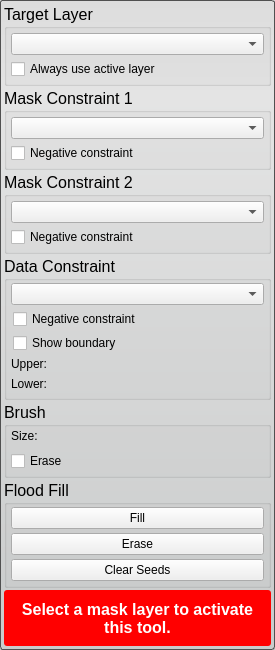
Old version of the form src/Interface/ToolInterface/PaintToolInterface.ui in the repository SCIInstitute/Seg3D.
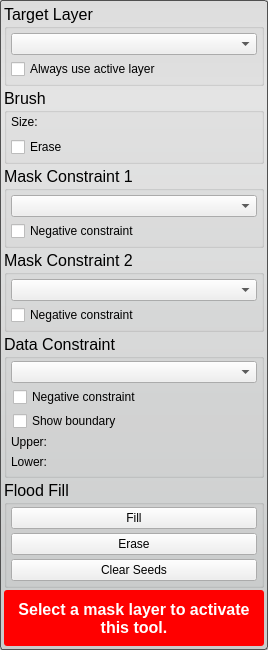
New version of the form. Custom widgets are drawn as their Qt base class.

Commit message: paint tool update

The edit to the form file:
```diff
--- a/src/Interface/ToolInterface/PaintToolInterface.ui
+++ b/src/Interface/ToolInterface/PaintToolInterface.ui
@@ -6,7 +6,7 @@
    <rect>
     <x>0</x>
     <y>0</y>
-    <width>275</width>
+    <width>268</width>
     <height>650</height>
    </rect>
   </property>
@@ -16,12 +16,6 @@
     <verstretch>0</verstretch>
    </sizepolicy>
   </property>
-  <property name="minimumSize">
-   <size>
-    <width>0</width>
-    <height>650</height>
-   </size>
-  </property>
   <property name="font">
    <font>
     <pointsize>12</pointsize>
@@ -94,6 +88,65 @@
      </layout>
     </widget>
    </item>
+   <item>
+    <widget class="QGroupBox" name="groupBox">
+     <property name="title">
+      <string>Brush</string>
+     </property>
+     <layout class="QVBoxLayout" name="verticalLayout_9">
+      <property name="spacing">
+       <number>4</number>
+      </property>
+      <property name="leftMargin">
+       <number>4</number>
+      </property>
+      <property name="topMargin">
+       <number>2</number>
+      </property>
+      <property name="rightMargin">
+       <number>4</number>
+      </property>
+      <property name="bottomMargin">
+       <number>4</number>
+      </property>
+      <item>
+       <widget class="QLabel" name="label">
+        <property name="text">
+         <string>Size:</string>
+        </property>
+       </widget>
+      </item>
+      <item>
+       <widget class="QtUtils::QtSliderIntCombo" name="brush_radius_" native="true"/>
+      </item>
+      <item>
+       <widget class="QWidget" name="widget_6" native="true">
+        <property name="maximumSize">
+         <size>
+          <width>16777215</width>
+          <height>30</height>
+         </size>
+        </property>
+        <layout class="QHBoxLayout" name="horizontalLayout_3">
+         <property name="spacing">
+          <number>0</number>
+         </property>
+         <property name="margin">
+          <number>0</number>
+         </property>
+         <item>
+          <widget class="QCheckBox" name="eraseCheckBox">
+           <property name="text">
+            <string>Erase</string>
+           </property>
+          </widget>
+         </item>
+        </layout>
+       </widget>
+      </item>
+     </layout>
+    </widget>
+   </item>
    <item>
     <widget class="QGroupBox" name="mask_constraint_groupbox_">
      <property name="title">
@@ -229,6 +282,21 @@
        </widget>
       </item>
       <item>
+       <widget class="QWidget" name="data_constraint_widget_" native="true">
+        <property name="minimumSize">
+         <size>
+          <width>0</width>
+          <height>0</height>
+         </size>
+        </property>
+        <layout class="QVBoxLayout" name="verticalLayout_10">
+         <property name="spacing">
+          <number>4</number>
+         </property>
+         <property name="margin">
+          <number>0</number>
+         </property>
+         <item>
        <widget class="QWidget" name="widget_7" native="true">
         <layout class="QHBoxLayout" name="horizontalLayout_5">
          <property name="spacing">
@@ -331,62 +399,6 @@
      </layout>
     </widget>
    </item>
-   <item>
-    <widget class="QGroupBox" name="groupBox">
-     <property name="title">
-      <string>Brush</string>
-     </property>
-     <layout class="QVBoxLayout" name="verticalLayout_9">
-      <property name="spacing">
-       <number>4</number>
-      </property>
-      <property name="leftMargin">
-       <number>4</number>
-      </property>
-      <property name="topMargin">
-       <number>2</number>
-      </property>
-      <property name="rightMargin">
-       <number>4</number>
-      </property>
-      <property name="bottomMargin">
-       <number>4</number>
-      </property>
-      <item>
-       <widget class="QLabel" name="label">
-        <property name="text">
-         <string>Size:</string>
-        </property>
-       </widget>
-      </item>
-      <item>
-       <widget class="QtUtils::QtSliderIntCombo" name="brush_radius_" native="true"/>
-      </item>
-      <item>
-       <widget class="QWidget" name="widget_6" native="true">
-        <property name="maximumSize">
-         <size>
-          <width>16777215</width>
-          <height>30</height>
-         </size>
-        </property>
-        <layout class="QHBoxLayout" name="horizontalLayout_3">
-         <property name="spacing">
-          <number>0</number>
-         </property>
-         <property name="margin">
-          <number>0</number>
-         </property>
-         <item>
-          <widget class="QCheckBox" name="eraseCheckBox">
-           <property name="text">
-            <string>Erase</string>
-           </property>
-          </widget>
-         </item>
-        </layout>
-       </widget>
-      </item>
      </layout>
     </widget>
    </item>
@@ -480,6 +492,12 @@
   </layout>
  </widget>
  <customwidgets>
+  <customwidget>
+   <class>QtUtils::QtSliderDoubleCombo</class>
+   <extends>QWidget</extends>
+   <header location="global">QtUtils/Widgets/QtSliderDoubleCombo.h</header>
+   <container>1</container>
+  </customwidget>
   <customwidget>
    <class>QtUtils::QtDropableComboBox</class>
    <extends>QComboBox</extends>
@@ -491,12 +509,6 @@
    <header location="global">QtUtils/Widgets/QtSliderIntCombo.h</header>
    <container>1</container>
   </customwidget>
-  <customwidget>
-   <class>QtUtils::QtSliderDoubleCombo</class>
-   <extends>QWidget</extends>
-   <header location="global">QtUtils/Widgets/QtSliderDoubleCombo.h</header>
-   <container>1</container>
-  </customwidget>
  </customwidgets>
  <resources/>
  <connections/>
```
Left out of the diff: 4 changed lines with no effect on the pictures. Lines whose indentation alone changed are shown as unchanged. The commit also changes 1 other file.
